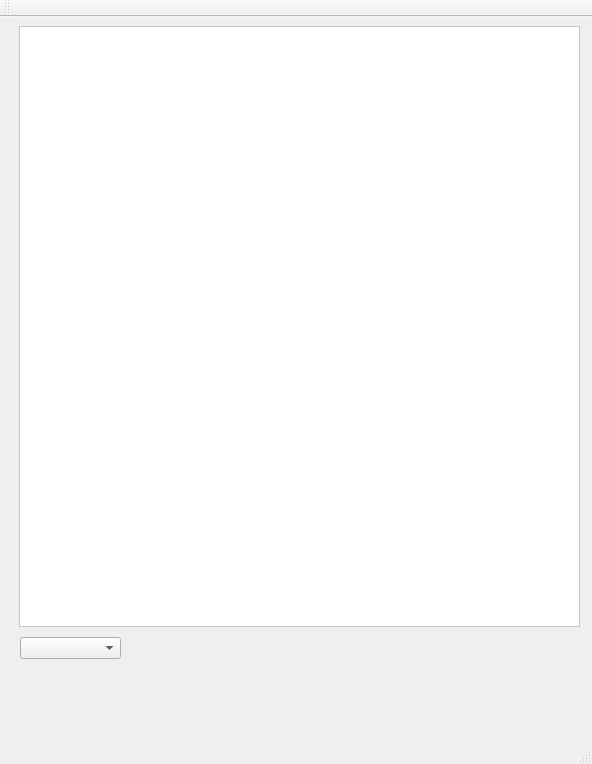
Before: the Qt Designer form mainwindow.ui in DepinfoCamille/ProjetMusiqueQt2, drawn with Qt 5.
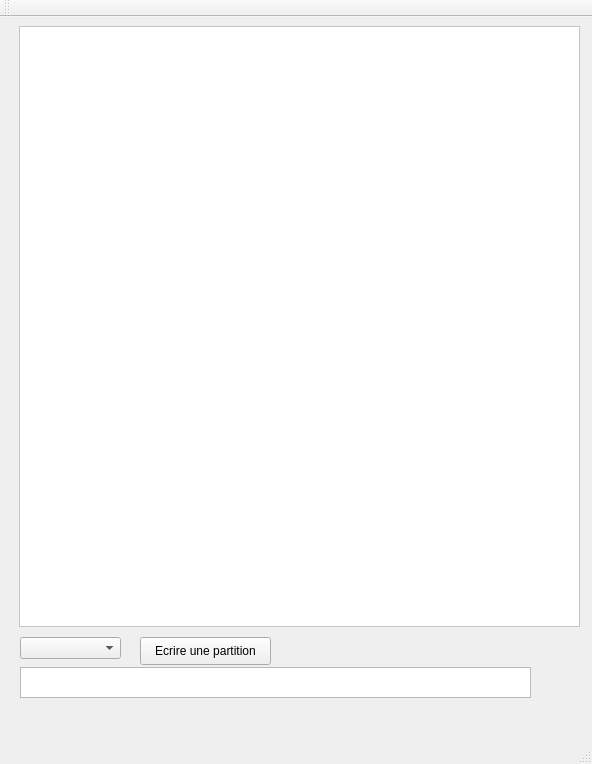
After: the same form once the commit is applied.

Commit message: Remplissage de la partition ok

```diff
--- a/mainwindow.ui
+++ b/mainwindow.ui
@@ -458,6 +458,29 @@
      </rect>
     </property>
    </widget>
+   <widget class="QPushButton" name="boutonEcrirePartition">
+    <property name="geometry">
+     <rect>
+      <x>140</x>
+      <y>620</y>
+      <width>131</width>
+      <height>28</height>
+     </rect>
+    </property>
+    <property name="text">
+     <string>Ecrire une partition</string>
+    </property>
+   </widget>
+   <widget class="QTextEdit" name="textEdit">
+    <property name="geometry">
+     <rect>
+      <x>20</x>
+      <y>650</y>
+      <width>511</width>
+      <height>31</height>
+     </rect>
+    </property>
+   </widget>
   </widget>
   <widget class="QMenuBar" name="menuBar">
    <property name="geometry">
```
The commit also changes 7 other files.
